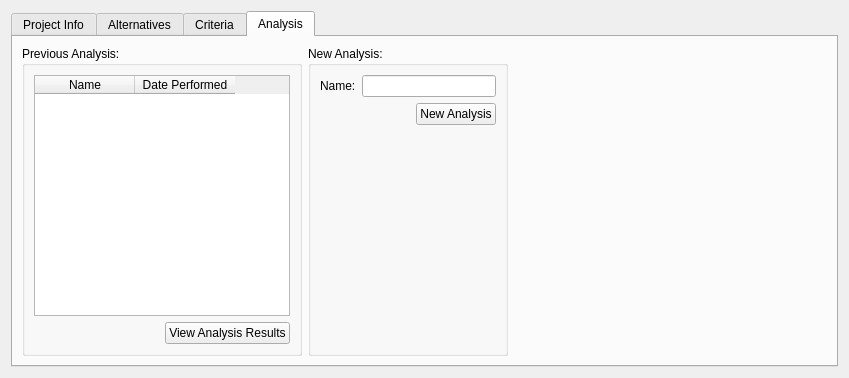
This is src/gui/project_view.ui in Ecotrust/delphos as Qt 5 draws it before an edit. The edited form follows.
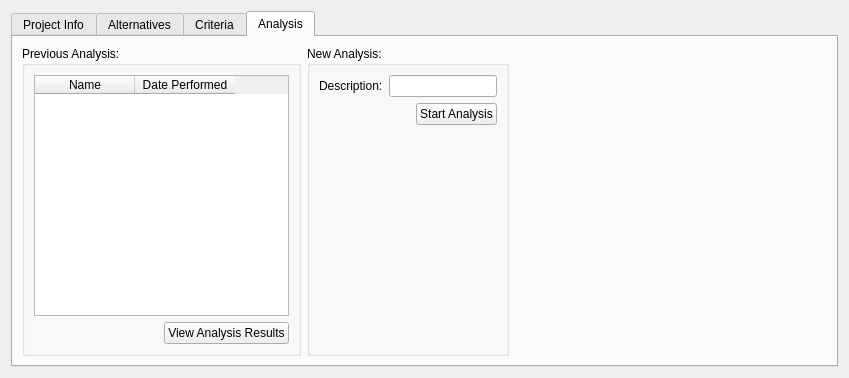
This is the edited form. Custom widgets are drawn as their Qt base class.

Diff of the .ui file:
```diff
--- a/src/gui/project_view.ui
+++ b/src/gui/project_view.ui
@@ -457,7 +457,7 @@
             <item>
              <widget class="QLabel" name="label_4" >
               <property name="text" >
-               <string>Name:</string>
+               <string>Description:</string>
               </property>
              </widget>
             </item>
@@ -484,7 +484,7 @@
             <item>
              <widget class="QPushButton" name="new_analysis_button" >
               <property name="text" >
-               <string>New Analysis</string>
+               <string>Start Analysis</string>
               </property>
              </widget>
             </item>
```
